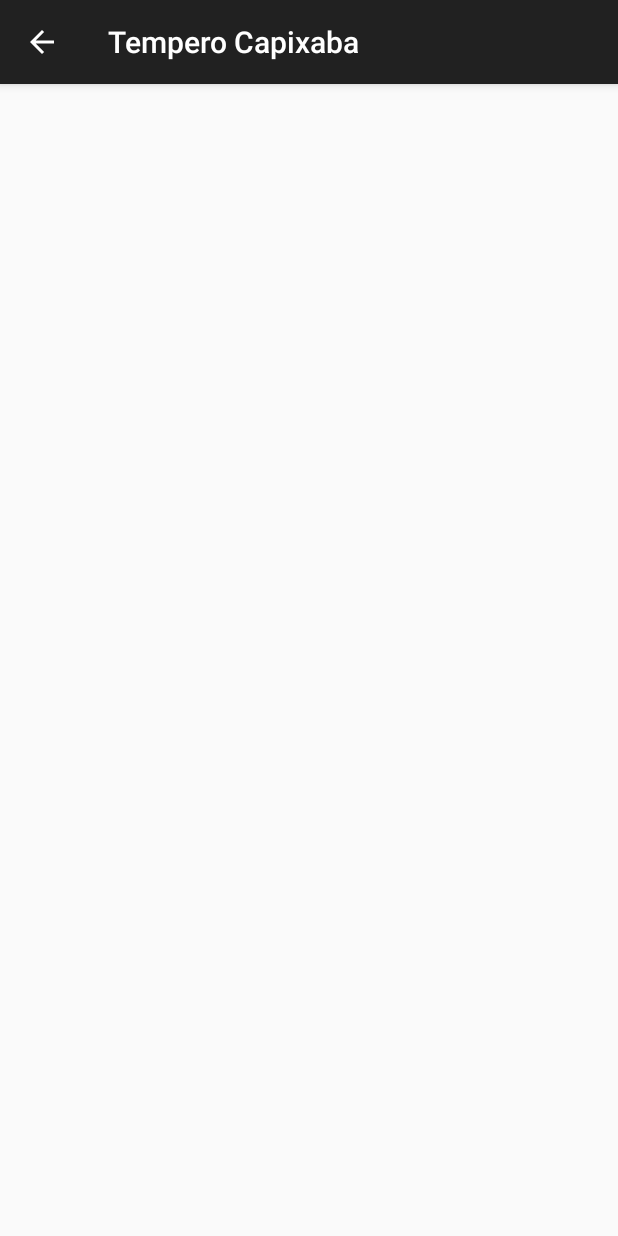
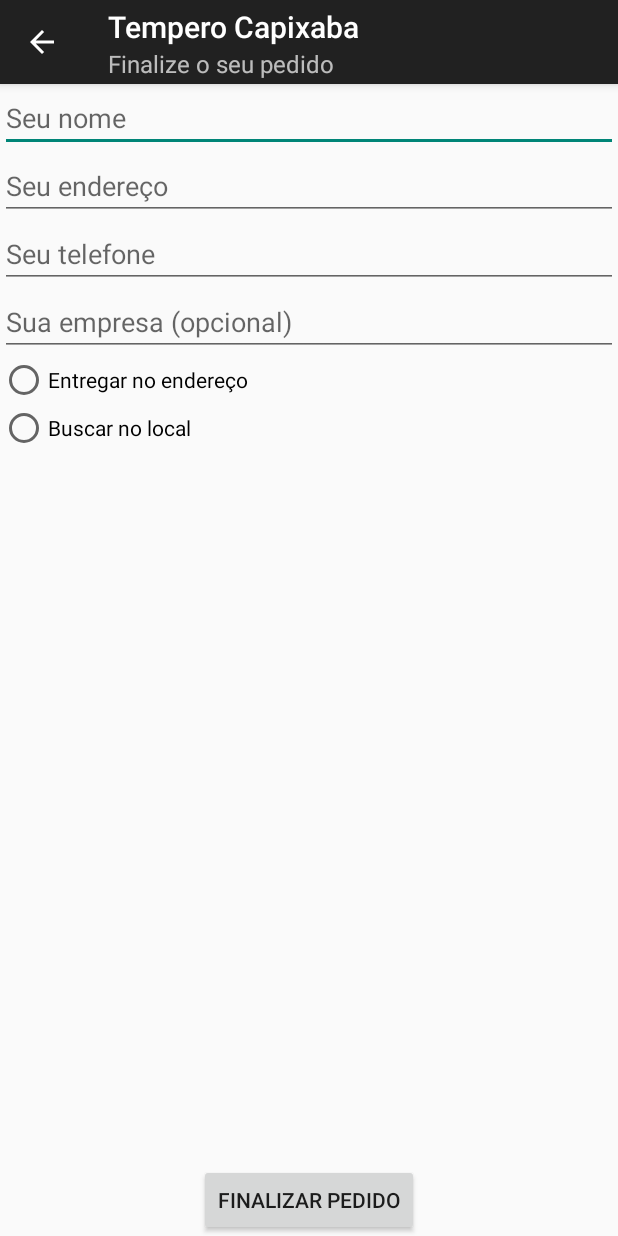
Before and after one commit to panoramix360/tempero-capixaba, an Android app: the ResumoPedidoFragment screen opened directly, with no data from a screen before it, after a tap on "CONFIRMAR PEDIDO", on a phone screen of 412 x 824 dp. Run offline under Robolectric (Android 15) with nearby library versions, the phone set to English and light mode, and no system bars; libraries missing offline, so code that uses them is left out: com.orm; 7 statements that could not run were skipped.

Commit message:
#2 Refatorações no código e criação da tela de finalizar pedido

```diff
--- a/TemperoCapixaba/app/src/main/java/com/creativityloop/android/temperocapixaba/FinalizarPedidoActivity.java
+++ b/TemperoCapixaba/app/src/main/java/com/creativityloop/android/temperocapixaba/FinalizarPedidoActivity.java
@@ -6,13 +6,18 @@ import android.support.v4.app.Fragment;
 
 public class FinalizarPedidoActivity extends SingleFragmentActivity {
 
-    public static Intent newIntent(Context packageContext) {
+    public static final String EXTRA_PEDIDO_ID = "com.creativityloop.android.temperocapixaba.pedido_id";
+
+    public static Intent newIntent(Context packageContext, long pedidoId) {
         Intent intent = new Intent(packageContext, FinalizarPedidoActivity.class);
+        intent.putExtra(EXTRA_PEDIDO_ID, pedidoId);
         return intent;
     }
 
     @Override
     public Fragment createFragment() {
-        return new FinalizarPedidoFragment();
+        long pedidoId = (long) getIntent().getSerializableExtra(EXTRA_PEDIDO_ID);
+
+        return FinalizarPedidoFragment.newInstance(pedidoId);
     }
 }
--- a/TemperoCapixaba/app/src/main/java/com/creativityloop/android/temperocapixaba/FinalizarPedidoFragment.java
+++ b/TemperoCapixaba/app/src/main/java/com/creativityloop/android/temperocapixaba/FinalizarPedidoFragment.java
@@ -2,23 +2,99 @@ package com.creativityloop.android.temperocapixaba;
 
 import android.os.Bundle;
 import android.support.v4.app.Fragment;
+import android.support.v7.app.AppCompatActivity;
+import android.telephony.PhoneNumberFormattingTextWatcher;
 import android.view.LayoutInflater;
 import android.view.View;
 import android.view.ViewGroup;
+import android.widget.Button;
+import android.widget.EditText;
+import android.widget.RadioGroup;
+import android.widget.Toast;
+
+import com.creativityloop.android.temperocapixaba.database.PedidoLab;
+import com.creativityloop.android.temperocapixaba.model.Pedido;
 
 public class FinalizarPedidoFragment extends Fragment {
 
+    private static final String ARG_PEDIDO_ID = "pedido_id";
+
+    private long mPedidoId;
+    private Pedido mPedido;
+
     // UI
+    private EditText mNome;
+    private EditText mEndereco;
+    private EditText mTelefone;
+    private EditText mEmpresa;
+    private RadioGroup mTipoEntrega;
+    private Button mFinalizarPedido;
+
+    public static FinalizarPedidoFragment newInstance(long pedidoId) {
+        Bundle args = new Bundle();
+        args.putSerializable(ARG_PEDIDO_ID, pedidoId);
+
+        FinalizarPedidoFragment fragment = new FinalizarPedidoFragment();
+        fragment.setArguments(args);
+        return fragment;
+    }
 
     @Override
     public void onCreate(Bundle savedInstanceState) {
         super.onCreate(savedInstanceState);
+
+        mPedidoId = (long) getArguments().getSerializable(ARG_PEDIDO_ID);
+        mPedido = PedidoLab.get(getActivity()).getPedido(mPedidoId);
     }
 
     @Override
     public View onCreateView(LayoutInflater inflater, ViewGroup container, Bundle savedInstanceState) {
         View v = inflater.inflate(R.layout.fragment_finalizar_pedido, container, false);
 
+        updateUI();
+
+        mNome = (EditText) v.findViewById(R.id.nome_edit_text);
+        mEndereco = (EditText) v.findViewById(R.id.endereco_edit_text);
+        mTelefone = (EditText) v.findViewById(R.id.telefone_edit_text);
+        mTelefone.addTextChangedListener(new PhoneNumberFormattingTextWatcher());
+        mEmpresa = (EditText) v.findViewById(R.id.empresa_edit_text);
+        mTipoEntrega = (RadioGroup) v.findViewById(R.id.tipo_entrega_radio_group);
+
+        mFinalizarPedido = (Button) v.findViewById(R.id.finalizar_pedido_button);
+        mFinalizarPedido.setOnClickListener(new View.OnClickListener() {
+            @Override
+            public void onClick(View view) {
+                if(validarCampos()) {
+
+                }
+            }
+        });
+
         return v;
     }
+
+    public void updateUI() {
+        AppCompatActivity activity = (AppCompatActivity) getActivity();
+        activity.getSupportActionBar().setSubtitle(R.string.finalizar_pedido_title);
+    }
+
+    public Boolean validarCampos() {
+        Boolean validado = true;
+
+        if(mNome.getText().toString().equals("")) {
+            validado = false;
+            Toast.makeText(getActivity(), "O nome é obrigatório!", Toast.LENGTH_SHORT).show();
+        } else if(mEndereco.getText().toString().equals("")) {
+            validado = false;
+            Toast.makeText(getActivity(), "O endereço é obrigatório!", Toast.LENGTH_SHORT).show();
+        } else if(mTelefone.getText().toString().equals("")) {
+            validado = false;
+            Toast.makeText(getActivity(), "O telefone é obrigatório!", Toast.LENGTH_SHORT).show();
+        } else if(mTipoEntrega.getCheckedRadioButtonId() < 0) {
+            validado = false;
+            Toast.makeText(getActivity(), "O tipo de entrega deve ser selecionada.", Toast.LENGTH_SHORT).show();
+        }
+
+        return validado;
+    }
 }
--- a/TemperoCapixaba/app/src/main/java/com/creativityloop/android/temperocapixaba/ResumoPedidoFragment.java
+++ b/TemperoCapixaba/app/src/main/java/com/creativityloop/android/temperocapixaba/ResumoPedidoFragment.java
@@ -11,7 +11,9 @@ import android.widget.Button;
 import android.widget.ListView;
 
 import com.creativityloop.android.temperocapixaba.database.ItemPedidoLab;
+import com.creativityloop.android.temperocapixaba.database.PedidoLab;
 import com.creativityloop.android.temperocapixaba.model.ItemPedido;
+import com.creativityloop.android.temperocapixaba.model.Pedido;
 
 import java.util.List;
 
@@ -19,7 +21,8 @@ public class ResumoPedidoFragment extends Fragment {
 
     private static final String ARG_PEDIDO_ID = "pedido_id";
 
-    private List<ItemPedido> mItemPedidos;
+    private long mPedidoId;
+    private Pedido mPedido;
 
     // UI
     private ListView mResumoPedido;
@@ -38,34 +41,26 @@ public class ResumoPedidoFragment extends Fragment {
     public void onCreate(Bundle savedInstanceState) {
         super.onCreate(savedInstanceState);
 
-        long pedidoId = (long) getArguments().getSerializable(ARG_PEDIDO_ID);
-        mItemPedidos = ItemPedidoLab.get(getActivity()).getItemPedidos(pedidoId);
+        mPedidoId = (long) getArguments().getSerializable(ARG_PEDIDO_ID);
+        mPedido = PedidoLab.get(getActivity()).getPedido(mPedidoId);
     }
 
     @Override
     public View onCreateView(LayoutInflater inflater, ViewGroup container, Bundle savedInstanceState) {
         View v = inflater.inflate(R.layout.fragment_resumo_pedido, container, false);
 
-        initPratos();
-
         mResumoPedido = (ListView) v.findViewById(R.id.resumo_pedido_list_view);
-        mResumoPedido.setAdapter(new ArrayAdapter<>(getActivity(), android.R.layout.simple_list_item_1, mItemPedidos.toArray(new ItemPedido[mItemPedidos.size()])));
+        mResumoPedido.setAdapter(new ArrayAdapter<>(getActivity(), android.R.layout.simple_list_item_1, mPedido.getItensPedido().toArray(new ItemPedido[mPedido.getItensPedido().size()])));
 
         mConfirmarPedido = (Button) v.findViewById(R.id.confirmar_pedido_button);
         mConfirmarPedido.setOnClickListener(new View.OnClickListener() {
             @Override
             public void onClick(View v) {
-                Intent intent = FinalizarPedidoActivity.newIntent(getActivity());
+                Intent intent = FinalizarPedidoActivity.newIntent(getActivity(), mPedidoId);
                 startActivity(intent);
             }
         });
 
         return v;
     }
-
-    public void initPratos() {
-        for(ItemPedido itemPedido : mItemPedidos) {
-            itemPedido.preencherPrato(getActivity());
-        }
-    }
 }
--- a/TemperoCapixaba/app/src/main/java/com/creativityloop/android/temperocapixaba/database/PratoLab.java
+++ b/TemperoCapixaba/app/src/main/java/com/creativityloop/android/temperocapixaba/database/PratoLab.java
@@ -31,6 +31,10 @@ public class PratoLab {
         mPratos = new ArrayList<>();
     }
 
+    public void clearPratos() {
+        mPratos = new ArrayList<Prato>();
+    }
+
     public List<Prato> getPratos() {
         return mPratos;
     }
--- a/TemperoCapixaba/app/src/main/res/layout/fragment_finalizar_pedido.xml
+++ b/TemperoCapixaba/app/src/main/res/layout/fragment_finalizar_pedido.xml
@@ -4,4 +4,58 @@
               android:layout_width="match_parent"
               android:layout_height="match_parent">
 
+    <EditText
+        android:id="@+id/nome_edit_text"
+        android:layout_width="match_parent"
+        android:layout_height="wrap_content"
+        android:inputType="text"
+        android:hint="@string/nome_text_view" />
+
+
+    <EditText
+        android:id="@+id/endereco_edit_text"
+        android:layout_width="match_parent"
+        android:layout_height="wrap_content"
+        android:inputType="text"
+        android:hint="@string/endereco_text_view" />
+
+    <EditText
+        android:id="@+id/telefone_edit_text"
+        android:layout_width="match_parent"
+        android:layout_height="wrap_content"
+        android:inputType="phone"
+        android:hint="@string/telefone_text_view" />
+
+    <EditText
+        android:id="@+id/empresa_edit_text"
+        android:layout_width="match_parent"
+        android:layout_height="wrap_content"
+        android:inputType="text"
+        android:hint="@string/empresa_text_view" />
+
+    <RadioGroup
+        android:layout_width="wrap_content"
+        android:layout_height="0dp"
+        android:layout_weight="2"
+        android:id="@+id/tipo_entrega_radio_group">
+
+        <RadioButton
+            android:layout_width="wrap_content"
+            android:layout_height="wrap_content"
+            android:text="@string/entrega_radio_button" />
+
+        <RadioButton
+            android:layout_width="wrap_content"
+            android:layout_height="wrap_content"
+            android:text="@string/buscar_radio_button" />
+
+    </RadioGroup>
+
+    <Button
+        android:id="@+id/finalizar_pedido_button"
+        android:layout_width="wrap_content"
+        android:layout_height="wrap_content"
+        android:text="@string/finalizar_pedido_button"
+        android:layout_gravity="bottom|center" />
+
 </LinearLayout>
--- a/TemperoCapixaba/app/src/main/res/values/strings.xml
+++ b/TemperoCapixaba/app/src/main/res/values/strings.xml
@@ -16,4 +16,13 @@
 
     <string name="telefones"></string>
     <string name="sobre_title">Sobre nós</string>
+
+    <string name="nome_text_view">Seu nome</string>
+    <string name="endereco_text_view">Seu endereço</string>
+    <string name="empresa_text_view">Sua empresa (opcional)</string>
+    <string name="entrega_radio_button">Entregar no endereço</string>
+    <string name="buscar_radio_button">Buscar no local</string>
+    <string name="telefone_text_view">Seu telefone</string>
+    <string name="finalizar_pedido_title">Finalize o seu pedido</string>
+    <string name="finalizar_pedido_button">Finalizar Pedido</string>
 </resources>
```
Also changed, not shown: TemperoCapixaba/app/src/main/java/com/creativityloop/android/temperocapixaba/CardapioDiarioFragment.java (+30 -23 lines), TemperoCapixaba/app/src/main/java/com/creativityloop/android/temperocapixaba/database/PedidoLab.java (+8 -1 lines), TemperoCapixaba/app/src/main/java/com/creativityloop/android/temperocapixaba/model/Pedido.java (+13 -0 lines).
